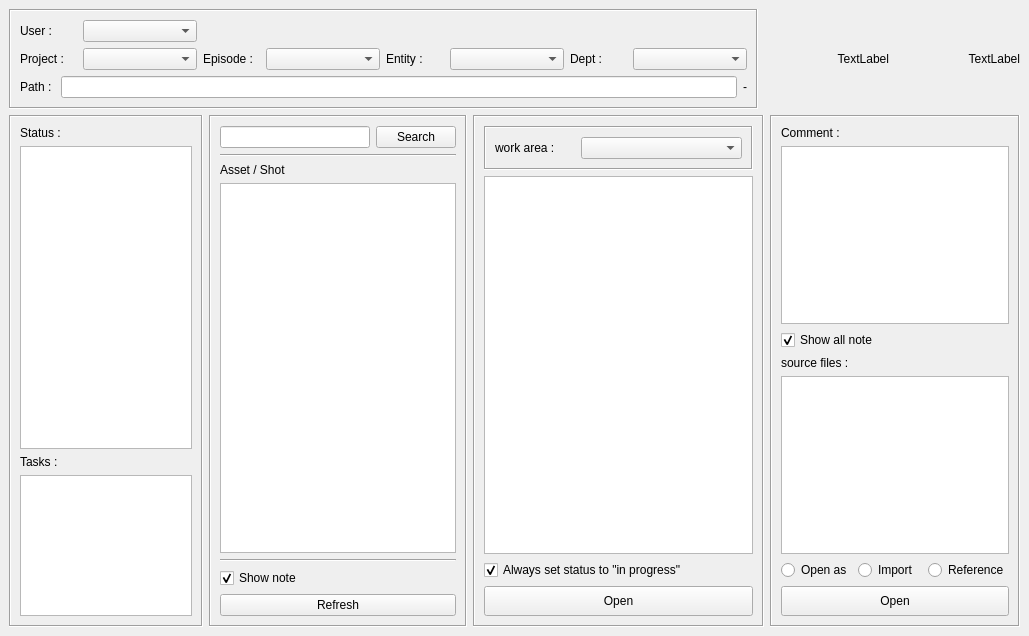
This is ui.ui in ChanonVilaiyuk/ptm as Qt 5 draws it before an edit. The edited form follows.
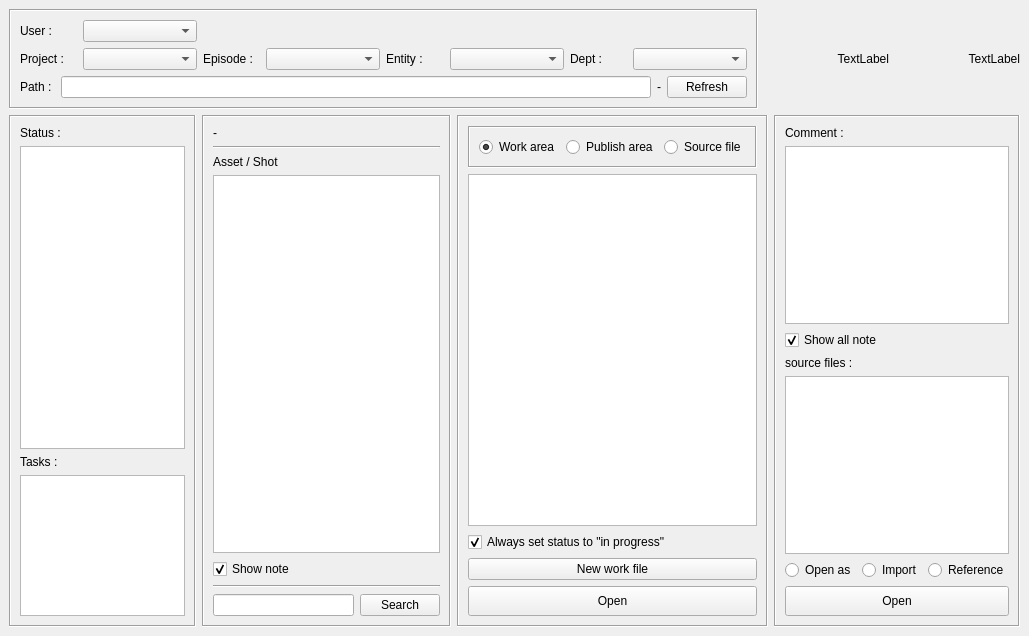
This is the edited form.

```diff
--- a/ui.ui
+++ b/ui.ui
@@ -107,6 +107,13 @@
              </property>
             </widget>
            </item>
+           <item>
+            <widget class="QPushButton" name="refresh_pushButton">
+             <property name="text">
+              <string>Refresh</string>
+             </property>
+            </widget>
+           </item>
           </layout>
          </item>
         </layout>
@@ -190,18 +197,11 @@
             </property>
             <layout class="QVBoxLayout" name="verticalLayout_10">
              <item>
-              <layout class="QHBoxLayout" name="horizontalLayout_5">
-               <item>
-                <widget class="QLineEdit" name="search_lineEdit"/>
-               </item>
-               <item>
-                <widget class="QPushButton" name="search_pushButton">
-                 <property name="text">
-                  <string>Search</string>
-                 </property>
-                </widget>
-               </item>
-              </layout>
+              <widget class="QLabel" name="info_label">
+               <property name="text">
+                <string>-</string>
+               </property>
+              </widget>
              </item>
              <item>
               <widget class="Line" name="line">
@@ -222,13 +222,6 @@
                <item>
                 <widget class="QListWidget" name="entities_listWidget"/>
                </item>
-               <item>
-                <widget class="Line" name="line_2">
-                 <property name="orientation">
-                  <enum>Qt::Horizontal</enum>
-                 </property>
-                </widget>
-               </item>
                <item>
                 <widget class="QCheckBox" name="note_checkBox">
                  <property name="text">
@@ -240,12 +233,26 @@
                 </widget>
                </item>
                <item>
-                <widget class="QPushButton" name="refresh_pushButton">
-                 <property name="text">
-                  <string>Refresh</string>
+                <widget class="Line" name="line_2">
+                 <property name="orientation">
+                  <enum>Qt::Horizontal</enum>
                  </property>
                 </widget>
                </item>
+               <item>
+                <layout class="QHBoxLayout" name="horizontalLayout_5">
+                 <item>
+                  <widget class="QLineEdit" name="search_lineEdit"/>
+                 </item>
+                 <item>
+                  <widget class="QPushButton" name="search_pushButton">
+                   <property name="text">
+                    <string>Search</string>
+                   </property>
+                  </widget>
+                 </item>
+                </layout>
+               </item>
               </layout>
              </item>
             </layout>
@@ -272,16 +279,30 @@
            <property name="frameShadow">
             <enum>QFrame::Sunken</enum>
            </property>
-           <layout class="QHBoxLayout" name="horizontalLayout_3" stretch="1,2">
+           <layout class="QHBoxLayout" name="horizontalLayout_3" stretch="0,0,0">
             <item>
-             <widget class="QLabel" name="label_5">
+             <widget class="QRadioButton" name="work_radioButton">
               <property name="text">
-               <string>work area : </string>
+               <string>Work area</string>
               </property>
+              <property name="checked">
+               <bool>true</bool>
+              </property>
              </widget>
             </item>
             <item>
-             <widget class="QComboBox" name="work_comboBox"/>
+             <widget class="QRadioButton" name="publish_radioButton">
+              <property name="text">
+               <string>Publish area</string>
+              </property>
+             </widget>
+            </item>
+            <item>
+             <widget class="QRadioButton" name="source_radioButton">
+              <property name="text">
+               <string>Source file</string>
+              </property>
+             </widget>
             </item>
            </layout>
           </widget>
@@ -299,6 +320,13 @@
            </property>
           </widget>
          </item>
+         <item>
+          <widget class="QPushButton" name="new_pushButton">
+           <property name="text">
+            <string>New work file</string>
+           </property>
+          </widget>
+         </item>
          <item>
           <widget class="QPushButton" name="open_pushButton">
            <property name="minimumSize">
```
Left out of the diff: 2 changed lines with no effect on the pictures.
